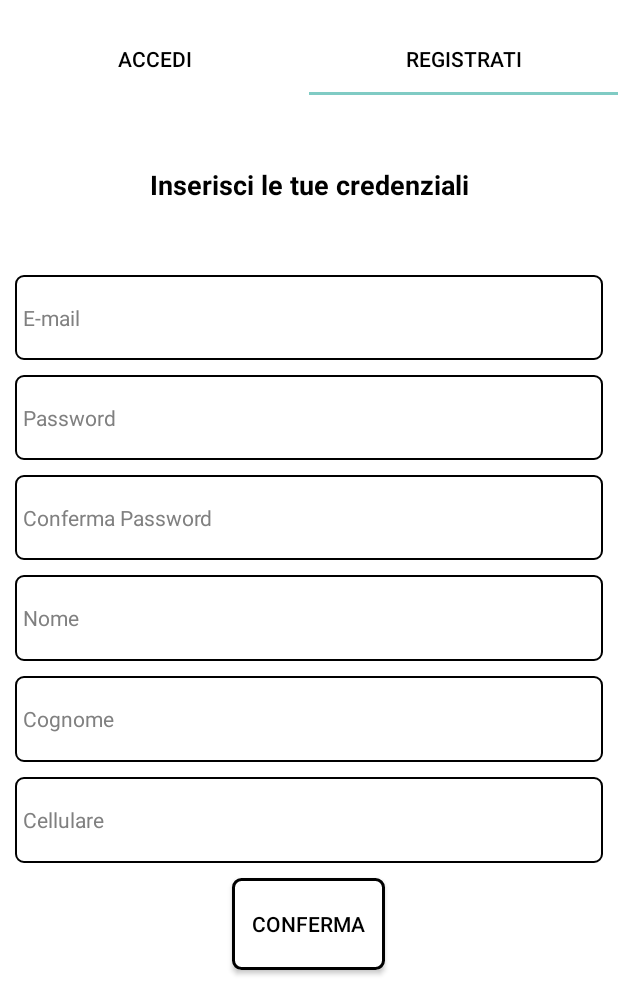
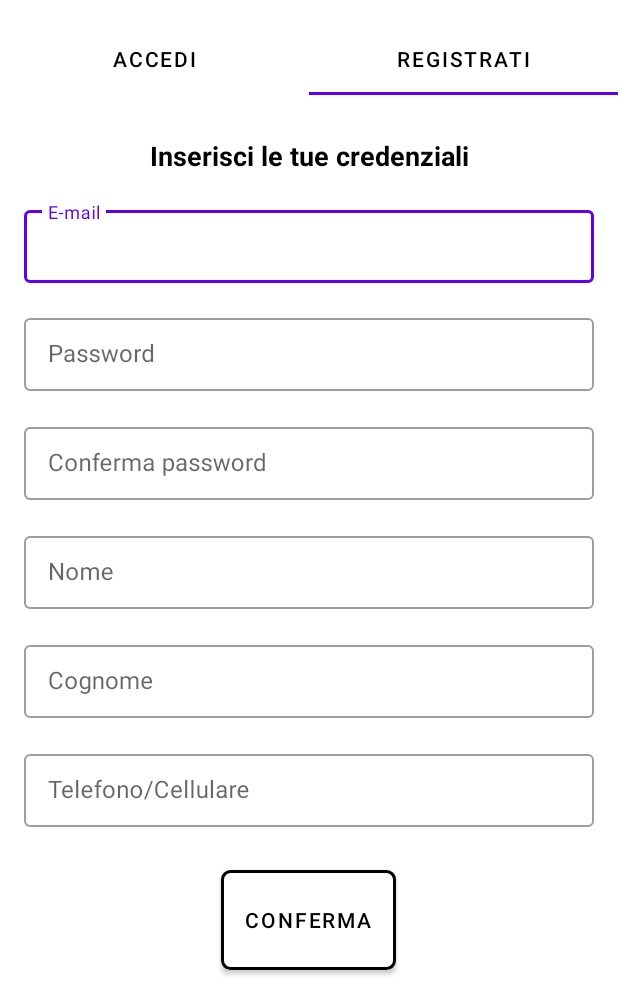
Before and after one commit to Alessandrob99/Progetto_PM, an Android app: the screen it shows after launch (MainActivity), tab 2 chosen, on a phone screen of 412 x 824 dp, the part 236-1236 px from its top. Run offline under Robolectric (Android 15) with nearby library versions, the phone set to English and light mode, and no system bars; Roboto replaces fonts that are not available here.

Commit message:
Modifica page iniziale.

```diff
--- a/app/src/main/AndroidManifest.xml
+++ b/app/src/main/AndroidManifest.xml
@@ -40,7 +40,7 @@
         <activity
             android:name=".View.MainActivity"
             android:screenOrientation="portrait"
-            android:theme="@style/Theme.AppCompat.NoActionBar">
+            android:theme="@style/Theme.MaterialComponents.Light.NoActionBar">
             <intent-filter>
                 <action android:name="android.intent.action.MAIN" />
 
--- a/app/src/main/res/layout/fragment_login.xml
+++ b/app/src/main/res/layout/fragment_login.xml
@@ -17,53 +17,45 @@
         android:gravity="center"
         android:layout_weight="1">
 
+
         <com.google.android.material.textfield.TextInputLayout
             android:id="@+id/usernameText"
             android:layout_width="match_parent"
             android:layout_height="wrap_content"
-            android:layout_marginStart="20dp"
-            android:layout_marginEnd="20dp"
-            android:layout_marginTop="50dp"
-            android:clickable="true"
-            android:enabled="true"
-            android:hint="@string/hint_Email"
+            android:layout_marginLeft="16dp"
+            android:layout_marginRight="16dp"
+            android:hint="Email"
             android:textSize="18sp"
-            android:background="@drawable/editext">
+            style="@style/Widget.MaterialComponents.TextInputLayout.OutlinedBox.Dense">
 
             <com.google.android.material.textfield.TextInputEditText
                 android:id="@+id/txtEmail"
+                android:inputType="text"
                 android:layout_width="match_parent"
-                android:layout_height="wrap_content"
-                android:textColor="@color/black"
-                android:textColorHint="@color/black"/>
+                android:layout_height="wrap_content"/>
 
         </com.google.android.material.textfield.TextInputLayout>
-
-
 
 
 
         <com.google.android.material.textfield.TextInputLayout
             android:id="@+id/passwordText"
             android:layout_width="match_parent"
-            android:layout_height="55dp"
-            android:layout_marginStart="20dp"
-            android:layout_marginEnd="20dp"
+            android:layout_height="wrap_content"
+            android:layout_marginStart="16dp"
+            android:layout_marginEnd="16dp"
             android:layout_marginTop="50dp"
-            android:clickable="true"
-            android:enabled="true"
-            android:background="@drawable/editext"
-            android:hint="@string/hint_Password"
+            android:inputType="textPassword"
+            style="@style/Widget.MaterialComponents.TextInputLayout.OutlinedBox.Dense"
+            android:hint="Password"
             android:textSize="18sp"
             app:passwordToggleEnabled="true">
 
             <com.google.android.material.textfield.TextInputEditText
                 android:id="@+id/txtPassword"
+                android:inputType="textPassword"
                 android:layout_width="match_parent"
-                android:layout_height="wrap_content"
-                android:textColor="@color/black"
-                android:textColorHint="@color/black"
-                android:inputType="textPassword" />
+                android:layout_height="wrap_content"/>
 
         </com.google.android.material.textfield.TextInputLayout>
 
@@ -79,6 +71,20 @@
             android:text="Ricordami"
             android:textColor="@color/black"
             android:textSize="20sp"/>
+
+        <TextView
+            android:id="@+id/passwordDimenticata"
+            android:layout_width="match_parent"
+            android:layout_height="wrap_content"
+            android:layout_marginTop="10dp"
+            android:layout_marginStart="20dp"
+            android:layout_marginEnd="20dp"
+            android:textColor="@color/black"
+            android:fontFamily="sans-serif-light"
+            android:text="Hai dimenticato la password? Clicca qui"
+            android:textAppearance="@style/TextAppearance.AppCompat.Body2"
+            android:textSize="18sp" />
+
 
     </LinearLayout>
 
@@ -96,6 +102,7 @@
             android:layout_gravity="center"
             android:gravity="center"
             android:text="Conferma"
+            app:backgroundTint="@null"
             android:background="@drawable/btn_custom"
             android:textColor="@color/black" />
     </LinearLayout>
--- a/app/src/main/res/layout/fragment_register.xml
+++ b/app/src/main/res/layout/fragment_register.xml
@@ -24,111 +24,122 @@
         android:layout_marginEnd="10dp"
         android:layout_weight="0.002"/>
 
+    <com.google.android.material.textfield.TextInputLayout
+        android:layout_width="match_parent"
+        android:layout_height="wrap_content"
+        android:layout_marginLeft="16dp"
+        android:layout_marginRight="16dp"
+        android:hint="E-mail"
+        android:layout_weight="0.001"
+        style="@style/Widget.MaterialComponents.TextInputLayout.OutlinedBox.Dense">
 
         <EditText
             android:id="@+id/emailInputReg"
+            android:inputType="textEmailAddress"
             android:layout_width="match_parent"
             android:layout_height="wrap_content"
-        android:background="@drawable/editext"
-        android:hint="E-mail"
-        android:inputType="textEmailAddress"
-        android:textAppearance="@style/TextAppearance.AppCompat.Body1"
-        android:textColor="@color/black"
-        android:textColorHint="#808080"
-        android:paddingStart="5dp"
-        android:layout_marginStart="10dp"
-        android:layout_marginTop="10dp"
-        android:layout_marginEnd="10dp"
-        android:layout_weight="0.001"/>
+            android:textAlignment="center"/>
+
+    </com.google.android.material.textfield.TextInputLayout>
+
+    <com.google.android.material.textfield.TextInputLayout
+        android:layout_width="match_parent"
+        android:layout_height="wrap_content"
+        android:layout_marginLeft="16dp"
+        android:layout_marginRight="16dp"
+        android:hint="Password"
+        android:layout_weight="0.001"
+        style="@style/Widget.MaterialComponents.TextInputLayout.OutlinedBox.Dense">
+
         <EditText
             android:id="@+id/passwordInputReg"
+            android:inputType="textPassword"
             android:layout_width="match_parent"
             android:layout_height="wrap_content"
-        android:background="@drawable/editext"
-        android:paddingStart="5dp"
-        android:hint="Password"
-        android:layout_marginTop="10dp"
-        android:layout_marginStart="10dp"
-        android:layout_marginEnd="10dp"
+            android:textAlignment="center"/>
+
+    </com.google.android.material.textfield.TextInputLayout>
+
+    <com.google.android.material.textfield.TextInputLayout
+        android:layout_width="match_parent"
+        android:layout_height="wrap_content"
+        android:layout_marginLeft="16dp"
+        android:layout_marginRight="16dp"
+        android:hint="Conferma password"
         android:layout_weight="0.001"
-        android:inputType="textPassword"
-        android:textAppearance="@style/TextAppearance.AppCompat.Body1"
-        android:textColor="@color/black"
-        android:textColorHint="#808080"/>
+        style="@style/Widget.MaterialComponents.TextInputLayout.OutlinedBox.Dense">
 
         <EditText
             android:id="@+id/confermaPassword"
+            android:inputType="textPassword"
             android:layout_width="match_parent"
             android:layout_height="wrap_content"
-        android:paddingStart="5dp"
-        android:background="@drawable/editext"
-        android:hint="Conferma Password"
-        android:inputType="textPassword"
-        android:layout_marginStart="10dp"
-        android:layout_marginTop="10dp"
-        android:layout_marginEnd="10dp"
+            android:textAlignment="center"/>
+
+    </com.google.android.material.textfield.TextInputLayout>
+
+    <com.google.android.material.textfield.TextInputLayout
+        android:layout_width="match_parent"
+        android:layout_height="wrap_content"
+        android:layout_marginLeft="16dp"
+        android:layout_marginRight="16dp"
+        android:hint="Nome"
         android:layout_weight="0.001"
-        android:textAppearance="@style/TextAppearance.AppCompat.Body1"
-        android:textColor="@color/black"
-        android:textColorHint="#808080" />
+        style="@style/Widget.MaterialComponents.TextInputLayout.OutlinedBox.Dense">
 
         <EditText
             android:id="@+id/nomeInputReg"
+            android:inputType="textEmailAddress"
             android:layout_width="match_parent"
             android:layout_height="wrap_content"
-        android:paddingStart="5dp"
-        android:background="@drawable/editext"
-        android:hint="Nome"
-        android:inputType="text"
-        android:layout_marginStart="10dp"
-        android:layout_marginTop="10dp"
-        android:layout_marginEnd="10dp"
+            android:textAlignment="center"/>
+
+    </com.google.android.material.textfield.TextInputLayout>
+
+    <com.google.android.material.textfield.TextInputLayout
+        android:layout_width="match_parent"
+        android:layout_height="wrap_content"
+        android:layout_marginLeft="16dp"
+        android:layout_marginRight="16dp"
+        android:hint="Cognome"
         android:layout_weight="0.001"
-        android:textAppearance="@style/TextAppearance.AppCompat.Body1"
-        android:textColor="@color/black"
-        android:textColorHint="#808080" />
+        style="@style/Widget.MaterialComponents.TextInputLayout.OutlinedBox.Dense">
 
         <EditText
             android:id="@+id/cognomeInputReg"
+            android:inputType="textEmailAddress"
             android:layout_width="match_parent"
             android:layout_height="wrap_content"
-        android:paddingStart="5dp"
-        android:background="@drawable/editext"
-        android:hint="Cognome"
-        android:inputType="text"
-        android:layout_marginStart="10dp"
-        android:layout_marginTop="10dp"
-        android:layout_marginEnd="10dp"
+            android:textAlignment="center"/>
+
+    </com.google.android.material.textfield.TextInputLayout>
+
+    <com.google.android.material.textfield.TextInputLayout
+        android:layout_width="match_parent"
+        android:layout_height="wrap_content"
+        android:layout_marginLeft="16dp"
+        android:layout_marginRight="16dp"
+        android:hint="Telefono/Cellulare"
         android:layout_weight="0.001"
-        android:textAppearance="@style/TextAppearance.AppCompat.Body1"
-        android:textColor="@color/black"
-        android:textColorHint="#808080" />
+        style="@style/Widget.MaterialComponents.TextInputLayout.OutlinedBox.Dense">
+
+        <EditText
+            android:id="@+id/telefonoInputReg"
+            android:inputType="textEmailAddress"
+            android:layout_width="match_parent"
+            android:layout_height="wrap_content"
+            android:textAlignment="center"/>
+
+    </com.google.android.material.textfield.TextInputLayout>
 
 
 
 
 
-    <EditText
-        android:id="@+id/telefonoInputReg"
-        android:layout_width="match_parent"
-        android:layout_height="wrap_content"
-        android:background="@drawable/editext"
-        android:hint="Cellulare"
-        android:paddingStart="5dp"
-        android:inputType="phone"
-        android:textAppearance="@style/TextAppearance.AppCompat.Body1"
-        android:textColor="@color/black"
-        android:textColorHint="#808080"
-        android:layout_marginStart="10dp"
-        android:layout_marginTop="10dp"
-        android:layout_marginEnd="10dp"
-        android:layout_weight="0.001"/>
-
-
     <Button
         android:id="@+id/confermaReg"
-        android:layout_width="102dp"
-        android:layout_height="23dp"
+        android:layout_width="wrap_content"
+        android:layout_height="wrap_content"
         android:layout_gravity="center"
         android:layout_marginTop="10dp"
         android:layout_marginBottom="20dp"
@@ -136,7 +147,8 @@
         android:background="@drawable/btn_custom"
         android:gravity="center"
         android:text="Conferma"
-        android:textColor="@color/black" />
+        android:textColor="@color/black"
+        app:backgroundTint="@null"/>
 
 
 
```
Lines whose indentation alone changed are shown as unchanged.
